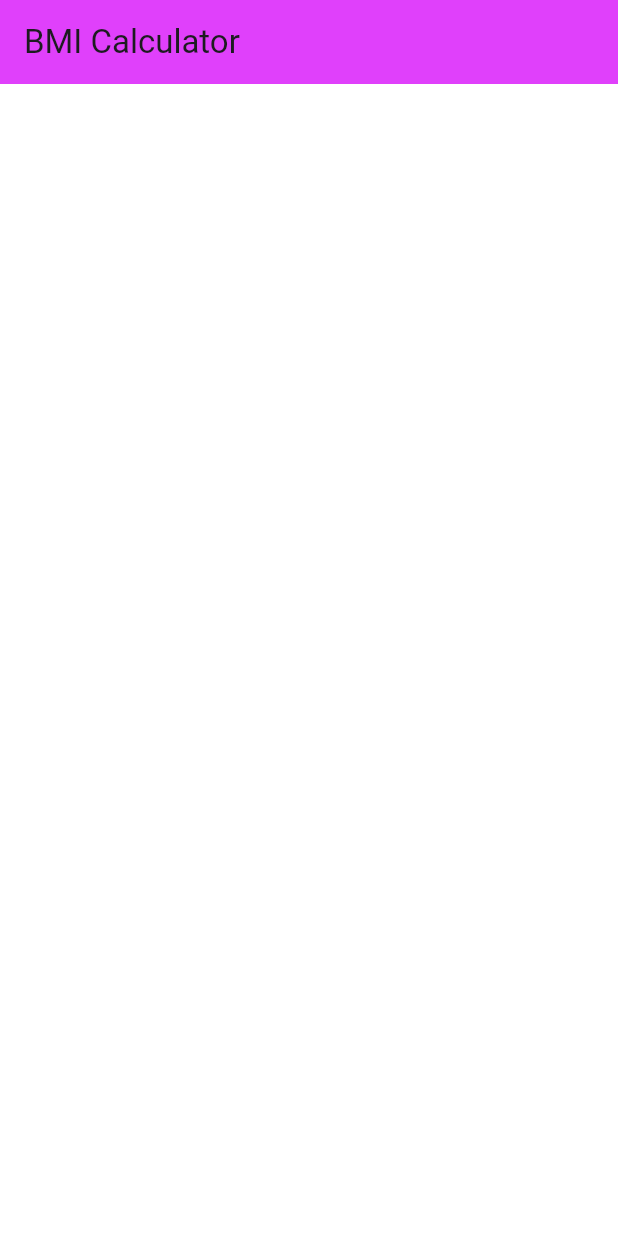
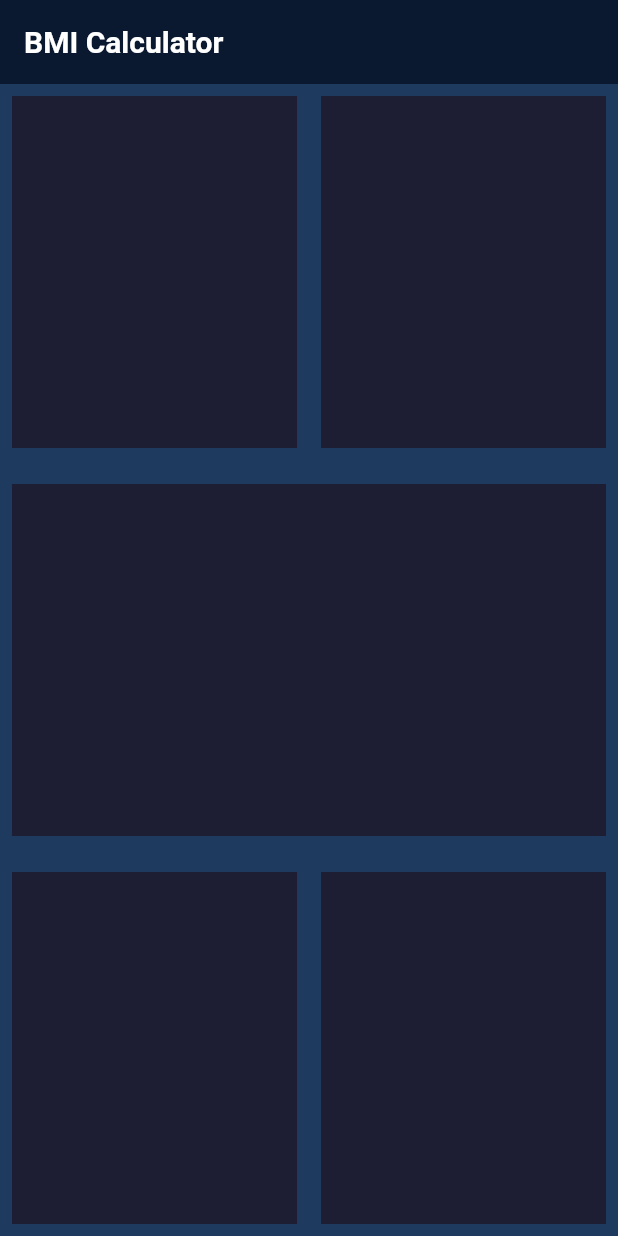
Before and after one commit to Mudasir-Rahman/bmi_calculator_bloc, a Flutter app: the screen it shows after launch, on a phone screen of 412 x 824 dp. Run offline on Flutter 3.47's test engine with Material 3 defaults, Android fonts, the phone set to English and light mode, and no system bars.

Commit message:
now create full theme class

```diff
--- a/lib/core/theme/bmi_theme.dart
+++ b/lib/core/theme/bmi_theme.dart
@@ -1,6 +1,27 @@
-// import 'package:flutter/material.dart';
+import 'package:flutter/material.dart';
 
-// class BmiTheme {
-//   appTheme._();
-
-// }
+class AppTheme {
+  AppTheme._();
+  static ThemeData lightTheme = ThemeData(
+    appBarTheme: const AppBarTheme(backgroundColor: Color(0xFF0A192F)),
+    scaffoldBackgroundColor: const Color((0xFF1E3A5F)),
+    textTheme: const TextTheme(
+      headlineMedium: TextStyle(
+        color: Colors.white,
+        fontSize: 20,
+        fontWeight: FontWeight.bold,
+      ),
+    ),
+  );
+  static ThemeData darkTheme = ThemeData(
+    appBarTheme: const AppBarTheme(backgroundColor: Color(0xFF0A192F)),
+    scaffoldBackgroundColor: const Color((0xFF1E3A5F)),
+    textTheme: const TextTheme(
+      headlineMedium: TextStyle(
+        color: Colors.white,
+        fontSize: 20,
+        fontWeight: FontWeight.bold,
+      ),
+    ),
+  );
+}
--- a/lib/main.dart
+++ b/lib/main.dart
@@ -1,3 +1,4 @@
+import 'package:bmi_calculator_bloc/core/theme/bmi_theme.dart';
 import 'package:bmi_calculator_bloc/screen/input_bmi_screen.dart';
 import 'package:flutter/material.dart';
 
@@ -10,10 +11,9 @@ class BmiCalculator extends StatelessWidget {
   Widget build(BuildContext context) {
     return MaterialApp(
       debugShowCheckedModeBanner: false,
-      theme: ThemeData(
-        primarySwatch: Colors.purple,
-        scaffoldBackgroundColor: Colors.white,
-      ),
+
+      darkTheme: AppTheme.darkTheme,
+      themeMode: ThemeMode.dark,
       title: 'BMI Calculator',
       home: InputBmiScreen(),
     );
--- a/lib/screen/input_bmi_screen.dart
+++ b/lib/screen/input_bmi_screen.dart
@@ -1,3 +1,4 @@
+import 'package:bmi_calculator_bloc/core/theme/bmi_theme.dart';
 import 'package:flutter/material.dart';
 
 class InputBmiScreen extends StatefulWidget {
@@ -12,8 +13,65 @@ class _InputBmiScreenState extends State<InputBmiScreen> {
   Widget build(BuildContext context) {
     return Scaffold(
       appBar: AppBar(
-        title: Text('BMI Calculator'),
-        backgroundColor: Colors.purpleAccent,
+        backgroundColor: AppTheme.darkTheme.appBarTheme.backgroundColor,
+        title: Text(
+          'BMI Calculator',
+          style: AppTheme.darkTheme.textTheme.headlineMedium,
+        ),
+      ),
+      body: Column(
+        children: [
+          Expanded(
+            child: Row(
+              children: [
+                Expanded(
+                  child: Container(
+                    color: Color(0xFF1D1E33),
+                    margin: const EdgeInsets.all(8),
+                  ),
+                ),
+                Expanded(
+                  child: Container(
+                    color: Color(0xFF1D1E33),
+                    margin: const EdgeInsets.all(8),
+                  ),
+                ),
+              ],
+            ),
+          ),
+          SizedBox(height: 8),
+          Expanded(
+            child: Row(
+              children: [
+                Expanded(
+                  child: Container(
+                    color: Color(0xFF1D1E33),
+                    margin: const EdgeInsets.all(8),
+                  ),
+                ),
+              ],
+            ),
+          ),
+          SizedBox(height: 8),
+          Expanded(
+            child: Row(
+              children: [
+                Expanded(
+                  child: Container(
+                    color: Color(0xFF1D1E33),
+                    margin: const EdgeInsets.all(8),
+                  ),
+                ),
+                Expanded(
+                  child: Container(
+                    color: Color(0xFF1D1E33),
+                    margin: const EdgeInsets.all(8),
+                  ),
+                ),
+              ],
+            ),
+          ),
+        ],
       ),
     );
   }
```
